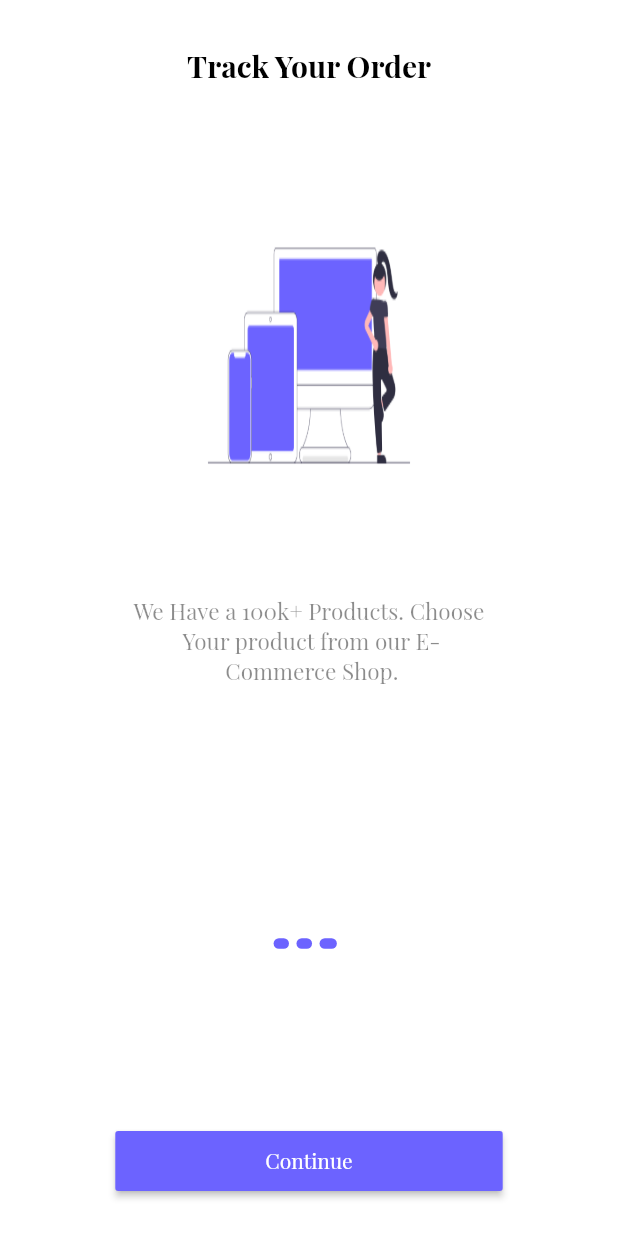
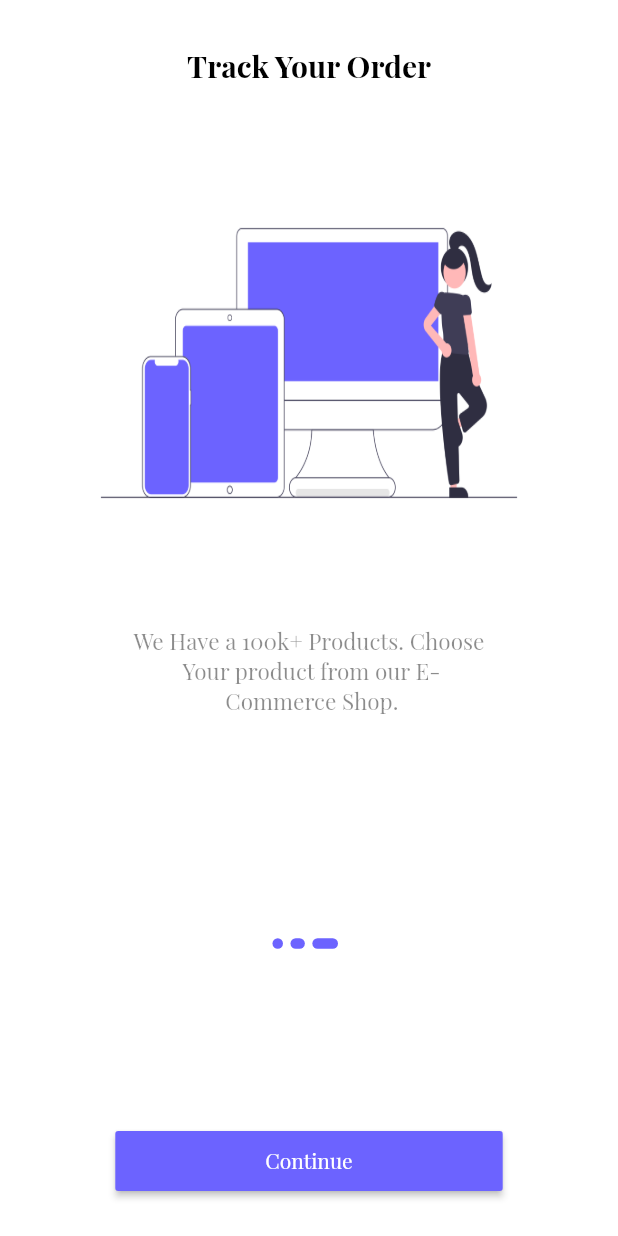
Before and after one commit to KerollousDawoud/Techon, a Flutter app: the OnBoarding screen opened by its route, swiped to page 3, on a phone screen of 412 x 824 dp. Run offline on Flutter 3.47's test engine with Material 2 defaults, Android fonts, the phone set to English and light mode, and no system bars; our stand-ins replace get, shared_preferences; accounts and stored records are empty.

Commit message:
custom
Signed-off-by: Dell <kerollous7@gmail.com>

```diff
--- a/lib/view/widget/onboarding/customslider.dart
+++ b/lib/view/widget/onboarding/customslider.dart
@@ -3,6 +3,7 @@
 import 'package:flutter/material.dart';
 import 'package:get/get.dart';
 import 'package:technoshopapp/controller/onboarding-controller.dart';
+
 import '../../../data/datasource/static/static.dart';
 
 class CustomSliderOnBoarding extends GetView<OnBoardingControllerImp> {
@@ -23,24 +24,24 @@ class CustomSliderOnBoarding extends GetView<OnBoardingControllerImp> {
             style: Theme.of(context).textTheme.headline1,
           ),
           SizedBox(
-            height: 80,
+            height: 60,
           ),
           Container(
             child: Image.asset(
               onBoardingList[i].image!,
-              height: 200,
-              width: 170,
+              height: 250,
+              width: 350,
               fit: BoxFit.fill,
             ),
           ),
-          SizedBox(height: 60),
+          SizedBox(height: 50),
           Container(
             width: double.infinity,
             alignment: Alignment.center,
             child: Text(
               onBoardingList[i].body!,
               textAlign: TextAlign.center,
-              style: Theme.of(context).textTheme.bodyText1 ,
+              style: Theme.of(context).textTheme.bodyText1,
             ),
           ),
         ],
--- a/lib/view/widget/onboarding/dotcontroller.dart
+++ b/lib/view/widget/onboarding/dotcontroller.dart
@@ -22,8 +22,8 @@ class CustomDotControllerOnBoarding extends StatelessWidget {
               (index) => AnimatedContainer(
                 margin: EdgeInsets.only(right: 5),
             duration: Duration(
-              milliseconds: 2000,
-            ),
+              milliseconds: 900,
+              ),
             width: controller.currentPage == index ? 20 : 7,
             height: 7,
             decoration: BoxDecoration(
```
Also changed, not shown: pubspec.lock, 1 other file.
